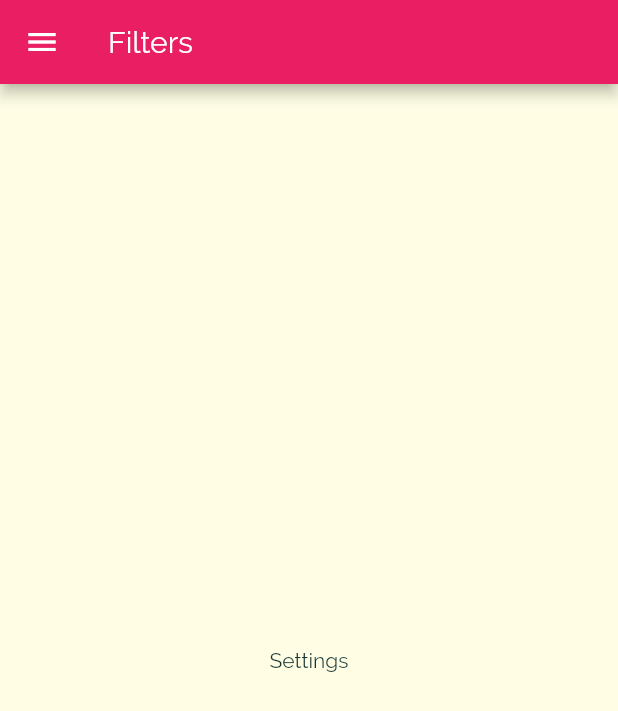
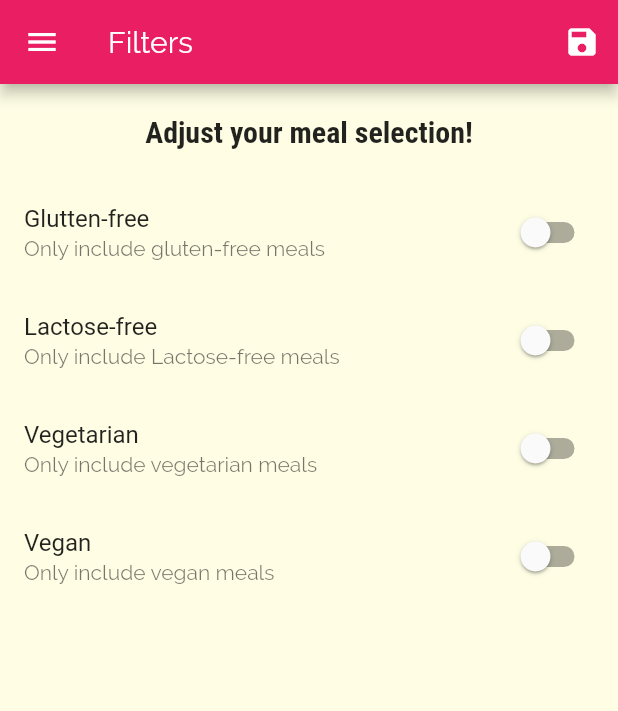
Before and after one commit to yashpatelyk/flutter-meals-app, a Flutter app: the FiltersScreen screen opened by its route, on a phone screen of 412 x 824 dp. Shown: the top 711 px of the screen. Run offline on Flutter 3.47's test engine with Material 2 defaults, Android fonts, the phone set to English and light mode, and no system bars; network calls fail.

Commit message:
added filters screen and favourites screen

```diff
--- a/lib/main.dart
+++ b/lib/main.dart
@@ -1,4 +1,6 @@
 import 'package:flutter/material.dart';
+import 'package:meals_app/dummy_data.dart';
+import 'package:meals_app/models/meal.dart';
 import 'package:meals_app/screens/categories_screen.dart';
 import 'package:meals_app/screens/category_meals_screen.dart';
 import 'package:meals_app/screens/filters_screen.dart';
@@ -7,7 +9,59 @@ import 'package:meals_app/screens/tabs_screen.dart';
 
 void main() => runApp(MyApp());
 
-class MyApp extends StatelessWidget {
+class MyApp extends StatefulWidget {
+  @override
+  _MyAppState createState() => _MyAppState();
+}
+
+class _MyAppState extends State<MyApp> {
+  Map<String, bool> filters = {
+    'glutten': false,
+    'lactose': false,
+    'vegan': false,
+    'vegetarian': false,
+  };
+  List<Meal> availableMeals = DUMMY_MEALS;
+  List<Meal> favouriteMeals = [];
+
+  void _setFilters(Map<String, bool> newFilters) {
+    setState(() {
+      filters = newFilters;
+      availableMeals = DUMMY_MEALS.where((meal) {
+        if(filters['glutten'] && !meal.isGlutenFree ) {
+          return false;
+        }
+        if(filters['lactose'] && !meal.isLactoseFree ) {
+          return false;
+        }
+        if(filters['vegan'] && !meal.isVegan ) {
+          return false;
+        }
+        if(filters['vegetarian'] && !meal.isVegetarian ) {
+          return false;
+        }
+        return true;
+      }).toList();
+    });
+  }
+
+  void _setFavourite(mealId) {
+    var existingIndex = favouriteMeals.indexWhere((meal) => meal.id == mealId);
+    if(existingIndex >= 0) {
+      setState(() {
+        favouriteMeals.removeAt(existingIndex);
+      });
+    } else {
+      setState(() {
+        favouriteMeals.add(DUMMY_MEALS.firstWhere((meal) => meal.id == mealId));
+      });
+    }
+  }
+
+  bool _isFavourite(mealId) {
+    return favouriteMeals.any((meal) => meal.id == mealId);
+  }
+
   @override
   Widget build(BuildContext context) {
     return MaterialApp(
@@ -33,10 +87,10 @@ class MyApp extends StatelessWidget {
       ),
 //      home: CategoriesScreen(),
       routes: {
-        '/': (_) => TabsScreen(),
-        CategoryMealsScreen.routeName: (_) => CategoryMealsScreen(),
-        MealDetails.routeName: (_) => MealDetails(),
-        FiltersScreen.routeName: (_) => FiltersScreen(),
+        '/': (_) => TabsScreen(favouriteMeals),
+        CategoryMealsScreen.routeName: (_) => CategoryMealsScreen(availableMeals),
+        MealDetails.routeName: (_) => MealDetails(_setFavourite, _isFavourite),
+        FiltersScreen.routeName: (_) => FiltersScreen(filters, _setFilters),
       },
       onUnknownRoute: (settings) {
         return MaterialPageRoute(
--- a/lib/screens/category_meals_screen.dart
+++ b/lib/screens/category_meals_screen.dart
@@ -1,16 +1,18 @@
 import 'package:flutter/material.dart';
-import 'package:meals_app/dummy_data.dart';
 import 'package:meals_app/models/category.dart';
 import 'package:meals_app/models/meal.dart';
 import 'package:meals_app/widgets/meal_item.dart';
 
 class CategoryMealsScreen extends StatelessWidget {
   static const routeName = '/category-meals';
+  final List<Meal> availableMeals;
+
+  CategoryMealsScreen(this.availableMeals);
 
   @override
   Widget build(BuildContext context) {
     Category category = ModalRoute.of(context).settings.arguments as Category;
-    List<Meal> catMeals = DUMMY_MEALS.where(
+    List<Meal> catMeals = availableMeals.where(
       (meal) {
         return meal.categories.contains(category.id);
       },
--- a/lib/screens/filters_screen.dart
+++ b/lib/screens/filters_screen.dart
@@ -1,18 +1,118 @@
 import 'package:flutter/material.dart';
 import 'package:meals_app/widgets/main_drawer.dart';
 
-class FiltersScreen extends StatelessWidget {
+class FiltersScreen extends StatefulWidget {
   static final String routeName = '/filters';
+  final _currentFilters;
+  final _setFilters;
+
+  FiltersScreen(this._currentFilters, this._setFilters);
+
+  @override
+  _FiltersScreenState createState() => _FiltersScreenState();
+}
+
+class _FiltersScreenState extends State<FiltersScreen> {
+  var isGlutenFree = false;
+  var isVegan = false;
+  var isVegetarian = false;
+  var isLactoseFree = false;
+
+  @override
+  initState() {
+    isGlutenFree = widget._currentFilters['glutten'];
+    isLactoseFree = widget._currentFilters['lactose'];
+    isVegetarian = widget._currentFilters['vegetarian'];
+    isVegan = widget._currentFilters['vegan'];
+    super.initState();
+  }
+
+  Widget _buildSwitchTile(
+      String title, String subtitle, bool val, Function onChange) {
+    return SwitchListTile(
+      title: Text(title),
+      subtitle: Text(subtitle),
+      value: val,
+      onChanged: onChange,
+    );
+  }
 
   @override
   Widget build(BuildContext context) {
     return Scaffold(
       appBar: AppBar(
         title: Text('Filters'),
+        actions: <Widget>[
+          IconButton(
+            icon: Icon(Icons.save),
+            onPressed: () {
+              widget._setFilters({
+                "glutten": isGlutenFree,
+                "lactose": isLactoseFree,
+                "vegetarian": isVegetarian,
+                "vegan": isVegan,
+              });
+            },
+          )
+        ],
       ),
       drawer: MainDrawer(),
-      body: Center(
-        child: Text('Settings'),
+      body: Column(
+        children: <Widget>[
+          Container(
+            child: Text(
+              'Adjust your meal selection!',
+              style: Theme.of(context).textTheme.title,
+            ),
+            padding: EdgeInsets.all(20),
+          ),
+          Expanded(
+            child: ListView(
+              children: <Widget>[
+                _buildSwitchTile(
+                  'Glutten-free',
+                  'Only include gluten-free meals',
+                  isGlutenFree,
+                  (newVal) {
+                    setState(() {
+                      isGlutenFree = newVal;
+                    });
+                  },
+                ),
+                _buildSwitchTile(
+                  'Lactose-free',
+                  'Only include Lactose-free meals',
+                  isLactoseFree,
+                  (newVal) {
+                    setState(() {
+                      isLactoseFree = newVal;
+                    });
+                  },
+                ),
+                _buildSwitchTile(
+                  'Vegetarian',
+                  'Only include vegetarian meals',
+                  isVegetarian,
+                  (newVal) {
+                    setState(() {
+                      isVegetarian = newVal;
+                    });
+                  },
+                ),
+                _buildSwitchTile(
+                  'Vegan',
+                  'Only include vegan meals',
+                  isVegan,
+                  (newVal) {
+                    setState(() {
+                      isVegan = newVal;
+                    });
+                  },
+                ),
+              ],
+            ),
+          )
+        ],
       ),
     );
   }
--- a/lib/screens/meal_details_screen.dart
+++ b/lib/screens/meal_details_screen.dart
@@ -3,6 +3,10 @@ import 'package:meals_app/models/meal.dart';
 
 class MealDetails extends StatelessWidget {
   static const routeName = '/meal-details';
+  final Function _setFavourite;
+  final Function _isFavourite;
+
+  MealDetails(this._setFavourite, this._isFavourite);
 
   Widget buildSectionTitle(BuildContext context, String title) {
     return Container(
@@ -83,9 +87,15 @@ class MealDetails extends StatelessWidget {
                 },
                 itemCount: meal.steps.length,
               ),
-            )
+            ),
           ],
         ),
+      ),
+      floatingActionButton: FloatingActionButton(
+        child: Icon(
+          _isFavourite(meal.id) ? Icons.star : Icons.star_border,
+        ),
+        onPressed: () => _setFavourite(meal.id),
       ),
     );
   }
```
Also changed, not shown: lib/screens/favourites_screen.dart (+14 -1 lines), lib/screens/tabs_screen.dart (+15 -4 lines).
